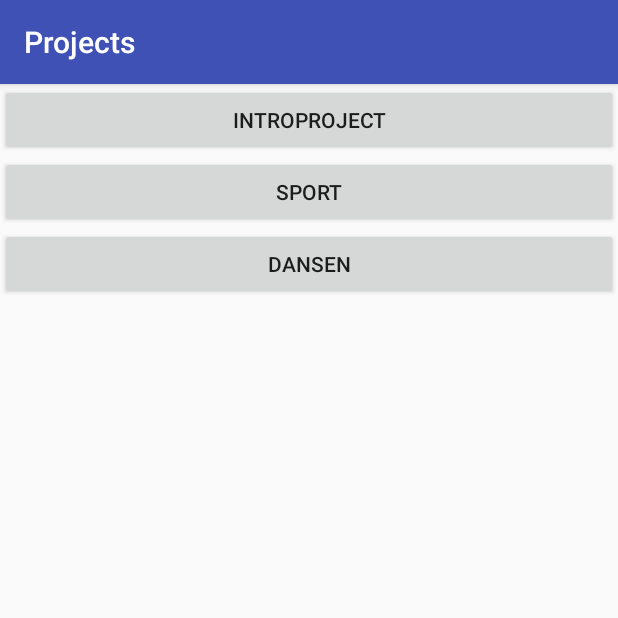
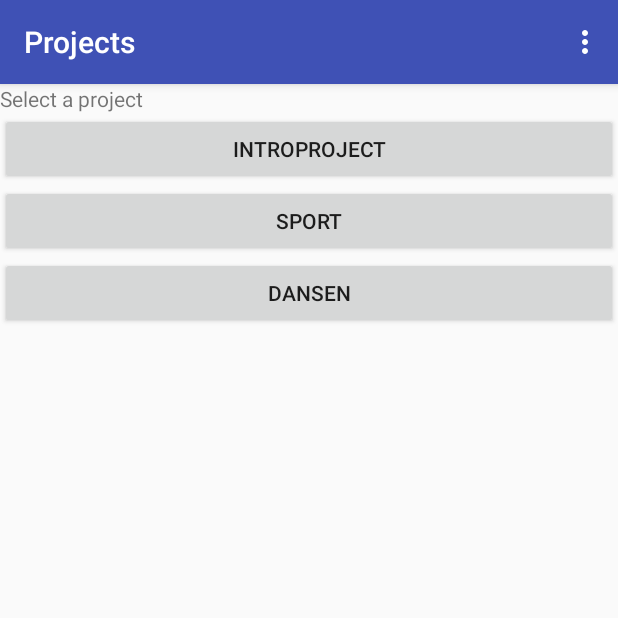
Before and after one commit to Sopwafel/IntroProject_GIT-andriod, an Android app: the screen it shows after launch (MainActivity), on a phone screen of 412 x 824 dp, the top half of it. Run offline under Robolectric (Android 15) with nearby library versions, the phone set to English and light mode, and no system bars.

Commit message:
Some more polish for presentation

```diff
--- a/TimeSquaredApp/app/src/main/java/nl/timesquared/timesquaredapp/Database/Timer.java
+++ b/TimeSquaredApp/app/src/main/java/nl/timesquared/timesquaredapp/Database/Timer.java
@@ -16,7 +16,8 @@ public class Timer implements Runnable {
     }
     public void run(){
             try{
-                //TODO eventwriter werkt dus nog niet
+                // TODO eventwriter werkt dus nog niet
+                // TODO en uiteindelijk willen we dit in een persistente background thread laten draaien met een persistent notification om de timer uit te zetten
                 EventWriter.UpdateEvent(timer, System.currentTimeMillis());
                 Thread.sleep(600000);}
             catch(Exception ex){
--- a/TimeSquaredApp/app/src/main/java/nl/timesquared/timesquaredapp/MainActivity.java
+++ b/TimeSquaredApp/app/src/main/java/nl/timesquared/timesquaredapp/MainActivity.java
@@ -17,11 +17,13 @@ import android.support.v7.widget.Toolbar;
 import android.text.InputType;
 import android.util.Log;
 import android.view.Menu;
+import android.view.MenuItem;
 import android.view.View;
 import android.view.ViewConfiguration;
 import android.widget.Button;
 import android.widget.EditText;
 import android.widget.LinearLayout;
+import android.widget.TextView;
 
 import java.lang.reflect.Field;
 import java.util.ArrayList;
@@ -45,6 +47,21 @@ public class MainActivity extends AppCompatActivity {
        // setUserID("d2c1b357-8041-4aef-9b41-da49db7a2aa6");
         savedUID = localPrefs.getString("USER_ID", "unknown");
         addTestProjects();
+    }
+
+    @Override
+    public boolean onCreateOptionsMenu(Menu menu) {
+        getMenuInflater().inflate(R.menu.loginbutton, menu);
+        return super.onCreateOptionsMenu(menu);
+    }
+    @Override
+    public boolean onOptionsItemSelected(MenuItem item) {
+        int id = item.getItemId();
+
+        if (id == R.id.loginbutton) {
+            askUserID();
+        }
+        return super.onOptionsItemSelected(item);
     }
 //    protected void putToolbar()
 //    {
@@ -117,6 +134,9 @@ public class MainActivity extends AppCompatActivity {
     {
         LinearLayout projectHolder = (LinearLayout)findViewById(R.id.projectHolder);
         projectHolder.removeAllViews();
+        TextView text = new TextView(this);
+        text.setText("Select a project");
+        projectHolder.addView(text);
         Button button;
         if(!savedUID.equals("unknown")) {
             Log.d("userid: ", savedUID);
@@ -154,17 +174,21 @@ public class MainActivity extends AppCompatActivity {
 
     }
 
+    /**
+     * Shows a dialog that asks for userID and saves it.
+     */
     private void askUserID(){
         AlertDialog.Builder builder = new AlertDialog.Builder(MainActivity.this);
         builder.setTitle("UserID");
         // Set up the input
+        builder.setMessage("Please enter the ID you use on the desktop app:");
         final EditText input = new EditText(MainActivity.this);
         // Specify the type of input expected
         input.setInputType(InputType.TYPE_CLASS_TEXT);
         builder.setView(input);
 
         // Set up the buttons
-        builder.setPositiveButton("OK", new DialogInterface.OnClickListener() {
+        builder.setPositiveButton("Confirm ID", new DialogInterface.OnClickListener() {
             @Override
             public void onClick(DialogInterface dialog, int which) {
                 setUserID(input.getText().toString());
@@ -177,7 +201,6 @@ public class MainActivity extends AppCompatActivity {
                 dialog.cancel();
             }
         });
-
         builder.show();
     }
 
--- a/TimeSquaredApp/app/src/main/res/menu/loginbutton.xml
+++ b/TimeSquaredApp/app/src/main/res/menu/loginbutton.xml
@@ -2,7 +2,7 @@
 <menu xmlns:android="http://schemas.android.com/apk/res/android"
     xmlns:app="http://schemas.android.com/apk/res-auto">
 <item android:id="@+id/loginbutton"
-    android:title="Change user ID"
+    android:title="Set ID"
     app:showAsAction="never"
-    android:onClick=""/>
+    />
 </menu>
```
